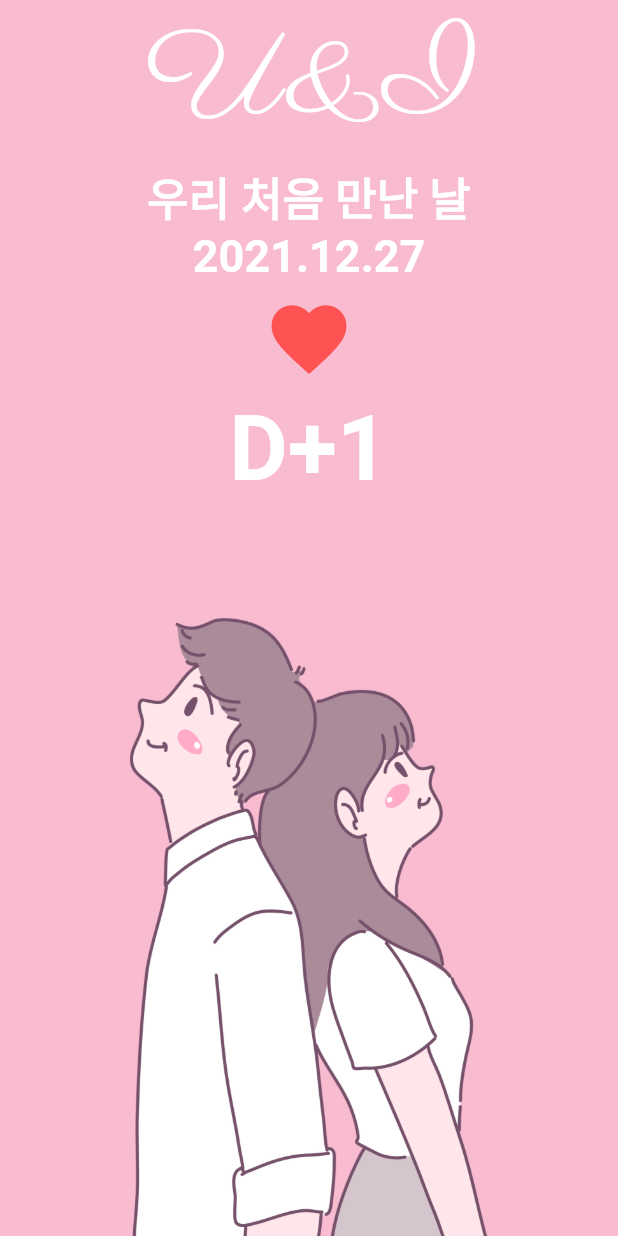
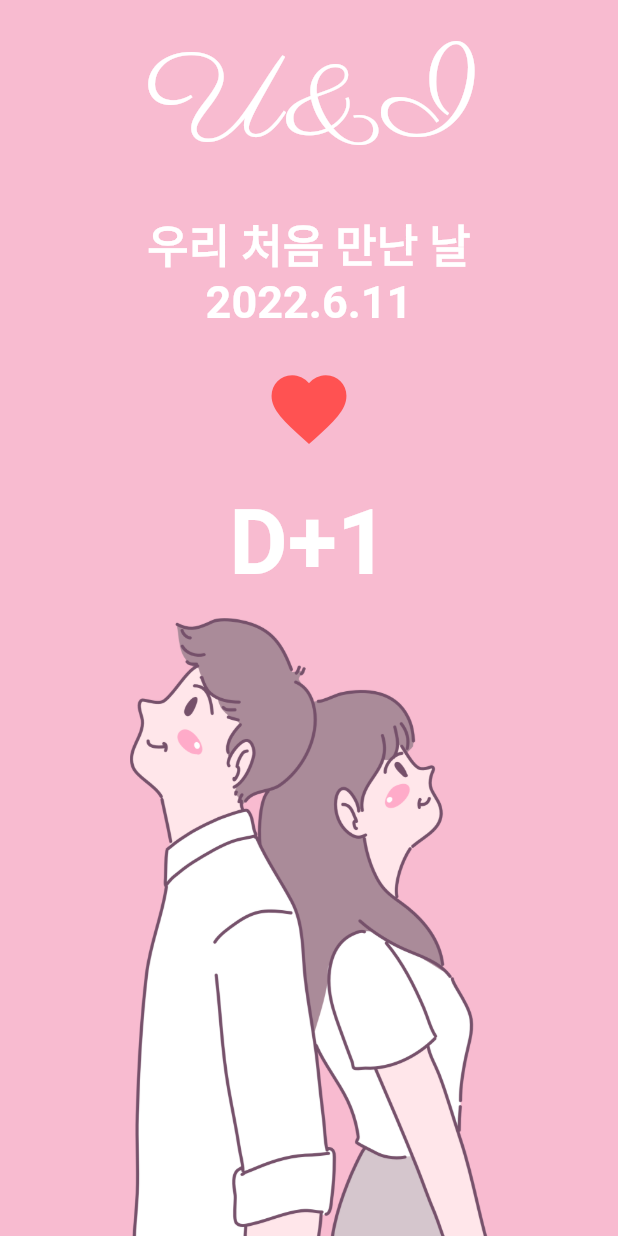
Before and after one commit to tjdans345/u_and_i_project, a Flutter app: the screen it shows after launch, on a phone screen of 412 x 824 dp. Run offline on Flutter 3.47's test engine with Material 2 defaults, Android fonts, the phone set to English and light mode, and no system bars; Roboto replaces fonts that are missing (himelody).

Commit message:
code refactoring

```diff
--- a/lib/screen/home_screen.dart
+++ b/lib/screen/home_screen.dart
@@ -1,4 +1,5 @@
-import 'package:flutter/material.dart';
+import 'package:flutter/cupertino.dart'; // 안드로이드, 구글 관련
+import 'package:flutter/material.dart'; // ios 관련
 
 class HomeScreen extends StatefulWidget {
   const HomeScreen({Key? key}) : super(key: key);
@@ -8,7 +9,6 @@ class HomeScreen extends StatefulWidget {
 }
 
 // 그래 위젯을 그릴 때 부분 부분을 나누어서 생각을 하면 좀 수월하겠다
-
 class _HomeScreenState extends State<HomeScreen> {
   @override
   Widget build(BuildContext context) {
@@ -31,19 +31,36 @@ class _HomeScreenState extends State<HomeScreen> {
 }
 
 // _는 private 역할
-class _TopPart extends StatelessWidget {
+// 코드를 깔끔하게 하기위해 위젯을 분리함
+class _TopPart extends StatefulWidget {
   const _TopPart({Key? key}) : super(key: key);
 
   @override
+  State<_TopPart> createState() => _TopPartState();
+}
+
+class _TopPartState extends State<_TopPart> {
+  DateTime selectedDate = DateTime(
+      DateTime.now().year,
+      DateTime.now().month,
+      DateTime.now().day
+  );
+
+  @override
   Widget build(BuildContext context) {
+    final now = DateTime.now();
+
     return Expanded(
       child: Column(
+        mainAxisAlignment: MainAxisAlignment.spaceEvenly,
         children: [
           const Text(
             'U&I',
             style: TextStyle(
                 color: Colors.white, fontFamily: 'parisienne', fontSize: 80.0),
           ),
+          Column(
+            children:  [
               const Text(
                 '우리 처음 만난 날',
                 style: TextStyle(
@@ -52,25 +69,62 @@ class _TopPart extends StatelessWidget {
                     fontWeight: FontWeight.bold,
                     fontSize: 30.0),
               ),
-          const Text(
-            '2021.12.27',
-            style: TextStyle(
+              Text(
+                '${selectedDate.year}.${selectedDate.month}.${selectedDate.day}',
+                style: const TextStyle(
                     color: Colors.white,
                     fontFamily: 'himelody',
                     fontWeight: FontWeight.bold,
                     fontSize: 30.0),
               ),
+            ],
+          ),
           IconButton(
             iconSize: 60.0,
-            onPressed: () {},
+            onPressed: () {
+              // dialog
+              showCupertinoDialog(
+                barrierDismissible: true,
+                context: context,
+                builder: (BuildContext context) {
+                  return Align(
+                    alignment: Alignment.bottomCenter,
+                    child: Container(
+                      color: Colors.white,
+                      height: 300.0,
+                      child: CupertinoDatePicker(
+                          mode: CupertinoDatePickerMode.date,
+                          initialDateTime: selectedDate, // 초기 데이터 타임
+                          maximumDate: DateTime( // 최대 날짜를 정해줌
+                            now.year,
+                            now.month,
+                            now.day
+                          ),
+                          onDateTimeChanged: (DateTime date) {
+                            setState(() {
+                                selectedDate = date;
+                            });
+                          },
+                      ),
+                    ),
+                  );
+                },
+              );
+            },
             icon: const Icon(
               Icons.favorite,
               color: Colors.redAccent,
             ),
           ),
-          const Text(
-            'D+1',
-            style: TextStyle(
+          Text(
+            'D+${
+            DateTime(
+              now.year,
+              now.month,
+              now.day
+            ).difference(selectedDate).inDays + 1
+            }',
+            style: const TextStyle(
                 color: Colors.white,
                 fontFamily: 'himelody',
                 fontWeight: FontWeight.w600,
--- a/pubspec.yaml
+++ b/pubspec.yaml
@@ -18,7 +18,7 @@ publish_to: 'none' # Remove this line if you wish to publish to pub.dev
 version: 1.0.0+1
 
 environment:
-  sdk: ">=2.17.0 <3.0.0"
+  sdk: ">=2.17.0 <3.0.2"
 
 # Dependencies specify other packages that your package needs in order to work.
 # To automatically upgrade your package dependencies to the latest versions
```
Lines whose indentation alone changed are shown as unchanged.
